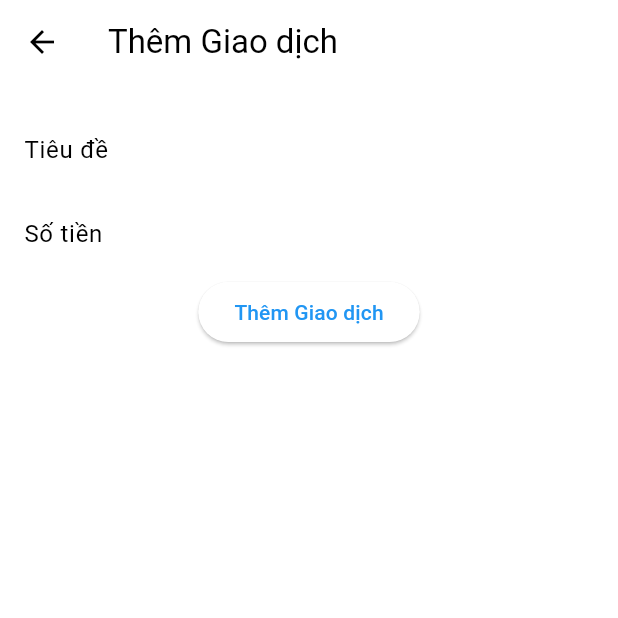
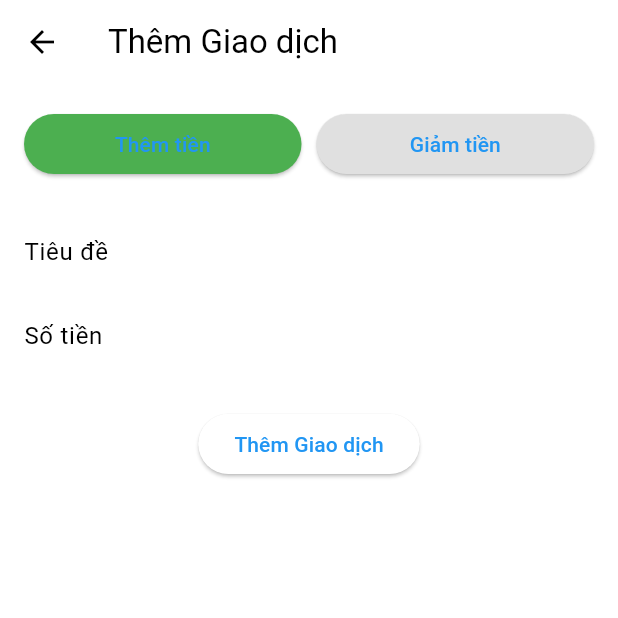
Before and after one commit to PhanDuc2k3/Nhom16-App, a Flutter app: the screen it shows after launch, item 3 of the bottom bar chosen, on a phone screen of 412 x 824 dp, the top half of it. Run offline on Flutter 3.47's test engine with Material 3 defaults, Android fonts, the phone set to English and light mode, and no system bars.

Commit message:
update transaction

```diff
--- a/lib/screens/add_transaction_screen.dart
+++ b/lib/screens/add_transaction_screen.dart
@@ -1,12 +1,18 @@
 import 'package:flutter/material.dart';
 
-class AddTransactionScreen extends StatelessWidget {
+class AddTransactionScreen extends StatefulWidget {
   final Function addTransaction;
 
   AddTransactionScreen(this.addTransaction);
 
+  @override
+  _AddTransactionScreenState createState() => _AddTransactionScreenState();
+}
+
+class _AddTransactionScreenState extends State<AddTransactionScreen> {
   final titleController = TextEditingController();
   final amountController = TextEditingController();
+  bool isAddingMoney = true; // Mặc định là thêm tiền
 
   void submitData() {
     final title = titleController.text;
@@ -16,7 +22,9 @@ class AddTransactionScreen extends StatelessWidget {
       return;
     }
 
-    addTransaction(title, amount);
+    // Gọi hàm thêm giao dịch với số tiền âm nếu giảm tiền
+    widget.addTransaction(title, isAddingMoney ? amount : -amount);
+    Navigator.of(context).pop(); // Đóng màn hình sau khi thêm giao dịch
   }
 
   @override
@@ -29,6 +37,42 @@ class AddTransactionScreen extends StatelessWidget {
         padding: const EdgeInsets.all(16.0),
         child: Column(
           children: [
+            // Hiển thị hai nút trong một hàng
+            Row(
+              mainAxisAlignment: MainAxisAlignment.spaceBetween,
+              children: [
+                Expanded(
+                  child: ElevatedButton(
+                    onPressed: () {
+                      setState(() {
+                        isAddingMoney = true; // Chọn thêm tiền
+                      });
+                    },
+                    child: Text('Thêm tiền'),
+                    style: ElevatedButton.styleFrom(
+                      backgroundColor: isAddingMoney ? Colors.green : Colors.grey[300],
+                    ),
+                  ),
+                ),
+                SizedBox(width: 10), // Khoảng cách giữa hai nút
+                Expanded(
+                  child: ElevatedButton(
+                    onPressed: () {
+                      setState(() {
+                        isAddingMoney = false; // Chọn giảm tiền
+                      });
+                    },
+                    child: Text('Giảm tiền'),
+                    style: ElevatedButton.styleFrom(
+                      backgroundColor: !isAddingMoney ? Colors.red : Colors.grey[300],
+                    ),
+                  ),
+                ),
+              ],
+            ),
+            SizedBox(height: 20),
+            // Hiển thị nội dung cho thêm tiền
+            if (isAddingMoney) ...[
               TextField(
                 controller: titleController,
                 decoration: InputDecoration(labelText: 'Tiêu đề'),
@@ -38,6 +82,19 @@ class AddTransactionScreen extends StatelessWidget {
                 decoration: InputDecoration(labelText: 'Số tiền'),
                 keyboardType: TextInputType.number,
               ),
+            ] else ...[
+              // Hiển thị nội dung cho giảm tiền (nếu cần)
+              TextField(
+                controller: titleController,
+                decoration: InputDecoration(labelText: 'Tiêu đề'),
+              ),
+              TextField(
+                controller: amountController,
+                decoration: InputDecoration(labelText: 'Số tiền'),
+                keyboardType: TextInputType.number,
+              ),
+            ],
+            SizedBox(height: 20),
             ElevatedButton(
               onPressed: submitData,
               child: Text('Thêm Giao dịch'),
```
Also changed, not shown: lib/screens/transaction_list_screen.dart (+27 -10 lines). Lines whose indentation alone changed are shown as unchanged.
